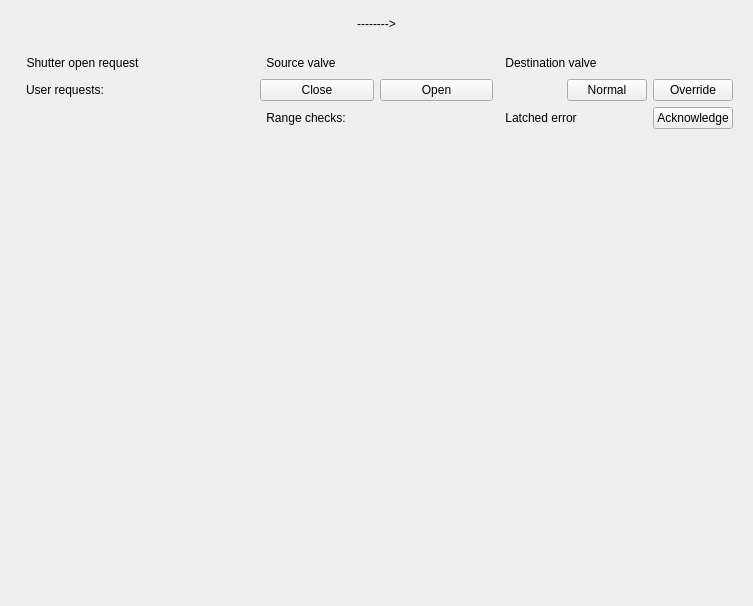
Before: the Qt Designer form pcdsdevices/ui/btps-source-dest.ui in pcdshub/pcdsdevices, drawn with Qt 5.
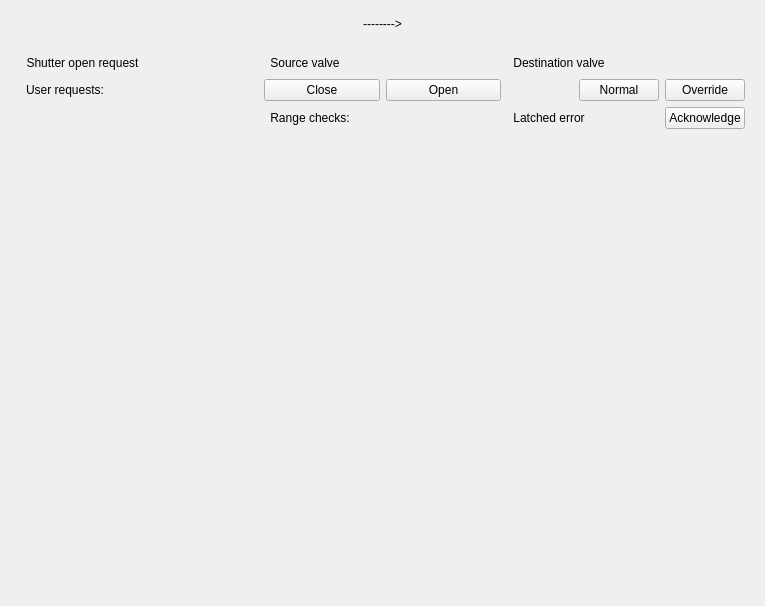
After: the same form once the commit is applied. Custom widgets are drawn as their Qt base class.

Commit message: MNT: set all happi macros for source/dest displays

```diff
--- a/pcdsdevices/ui/btps-source-dest.ui
+++ b/pcdsdevices/ui/btps-source-dest.ui
@@ -6,7 +6,7 @@
    <rect>
     <x>0</x>
     <y>0</y>
-    <width>753</width>
+    <width>765</width>
     <height>606</height>
    </rect>
   </property>
@@ -1063,8 +1063,8 @@
       <property name="geometry">
        <rect>
         <x>0</x>
-        <y>0</y>
-        <width>721</width>
+        <y>-249</y>
+        <width>733</width>
         <height>708</height>
        </rect>
       </property>
```
Left out of the diff: 12 changed lines with no effect on the pictures. The commit also changes 1 other file.
